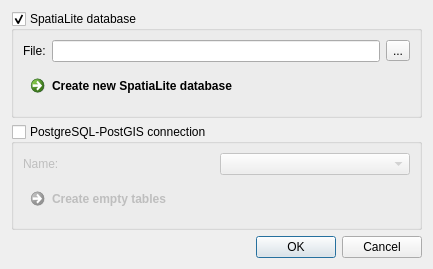
Qt form plugin/dbsetup_dialog_base.ui (IZSVenezie/VetEpiGIS-Group) before a commit.
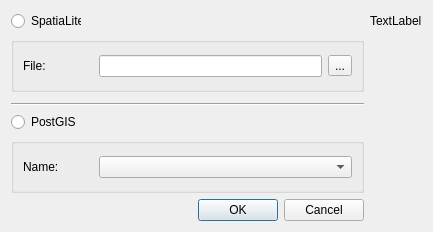
The same form after that commit.

Commit message: Update: Modify setup Working database tool

The edit to the form file:
```diff
--- a/plugin/dbsetup_dialog_base.ui
+++ b/plugin/dbsetup_dialog_base.ui
@@ -7,7 +7,7 @@
     <x>0</x>
     <y>0</y>
     <width>433</width>
-    <height>269</height>
+    <height>232</height>
    </rect>
   </property>
   <property name="windowTitle">
@@ -15,26 +15,80 @@
   </property>
   <layout class="QGridLayout" name="gridLayout_5">
    <item row="0" column="0">
-    <widget class="QGroupBox" name="groupBox">
+    <widget class="QRadioButton" name="radioButton_spatialbutton">
+     <property name="enabled">
+      <bool>true</bool>
+     </property>
+     <property name="maximumSize">
+      <size>
+       <width>70</width>
+       <height>16777215</height>
+      </size>
+     </property>
+     <property name="text">
+      <string>SpatiaLite</string>
+     </property>
+    </widget>
+   </item>
+   <item row="3" column="0">
+    <widget class="Line" name="line">
+     <property name="minimumSize">
+      <size>
+       <width>0</width>
+       <height>0</height>
+      </size>
+     </property>
+     <property name="orientation">
+      <enum>Qt::Horizontal</enum>
+     </property>
+    </widget>
+   </item>
+   <item row="4" column="0">
+    <widget class="QRadioButton" name="radioButton_postgis">
+     <property name="text">
+      <string>PostGIS</string>
+     </property>
+    </widget>
+   </item>
+   <item row="6" column="0">
+    <widget class="QDialogButtonBox" name="buttonBox">
+     <property name="orientation">
+      <enum>Qt::Horizontal</enum>
+     </property>
+     <property name="standardButtons">
+      <set>QDialogButtonBox::Cancel|QDialogButtonBox::Ok</set>
+     </property>
+    </widget>
+   </item>
+   <item row="0" column="1">
+    <widget class="QLabel" name="label">
+     <property name="text">
+      <string>TextLabel</string>
+     </property>
+    </widget>
+   </item>
+   <item row="1" column="0">
+    <widget class="QGroupBox" name="groupBox_spatialite">
+     <property name="enabled">
+      <bool>true</bool>
+     </property>
+     <property name="font">
+      <font>
+       <kerning>true</kerning>
+      </font>
+     </property>
      <property name="title">
-      <string>SpatiaLite database</string>
+      <string/>
      </property>
      <property name="checkable">
-      <bool>true</bool>
+      <bool>false</bool>
      </property>
      <property name="checked">
-      <bool>true</bool>
+      <bool>false</bool>
      </property>
      <layout class="QGridLayout" name="gridLayout_4">
-      <item row="0" column="0">
+      <item row="1" column="0">
        <layout class="QGridLayout" name="gridLayout">
-        <item row="0" column="0">
-         <widget class="QLabel" name="label_9">
-          <property name="text">
-           <string>File:</string>
-          </property>
-         </widget>
-        </item>
         <item row="0" column="1">
          <widget class="QLineEdit" name="lineEdit">
           <property name="readOnly">
@@ -49,25 +103,37 @@
           </property>
          </widget>
         </item>
+        <item row="0" column="0">
+         <widget class="QLabel" name="label_file">
+          <property name="minimumSize">
+           <size>
+            <width>70</width>
+            <height>0</height>
+           </size>
+          </property>
+          <property name="maximumSize">
+           <size>
+            <width>70</width>
+            <height>16777215</height>
+           </size>
+          </property>
+          <property name="text">
+           <string>File:</string>
+          </property>
+         </widget>
+        </item>
        </layout>
       </item>
-      <item row="1" column="0">
-       <widget class="QCommandLinkButton" name="commandLinkButton">
-        <property name="text">
-         <string>Create new SpatiaLite database</string>
-        </property>
-       </widget>
-      </item>
      </layout>
     </widget>
    </item>
-   <item row="1" column="0">
+   <item row="5" column="0">
     <widget class="QGroupBox" name="groupBox_2">
      <property name="title">
-      <string>PostgreSQL-PostGIS connection</string>
+      <string/>
      </property>
      <property name="checkable">
-      <bool>true</bool>
+      <bool>false</bool>
      </property>
      <property name="checked">
       <bool>false</bool>
@@ -86,7 +152,13 @@
          </widget>
         </item>
         <item row="0" column="0">
-         <widget class="QLabel" name="label_8">
+         <widget class="QLabel" name="label_name_pg_db">
+          <property name="maximumSize">
+           <size>
+            <width>70</width>
+            <height>16777215</height>
+           </size>
+          </property>
           <property name="text">
            <string>Name:</string>
           </property>
@@ -94,25 +166,24 @@
         </item>
        </layout>
       </item>
-      <item row="1" column="0">
-       <widget class="QCommandLinkButton" name="commandLinkButton_2">
-        <property name="text">
-         <string>Create empty tables</string>
-        </property>
-       </widget>
-      </item>
      </layout>
     </widget>
    </item>
    <item row="2" column="0">
-    <widget class="QDialogButtonBox" name="buttonBox">
+    <spacer name="verticalSpacer">
      <property name="orientation">
-      <enum>Qt::Horizontal</enum>
+      <enum>Qt::Vertical</enum>
      </property>
-     <property name="standardButtons">
-      <set>QDialogButtonBox::Cancel|QDialogButtonBox::Ok</set>
+     <property name="sizeType">
+      <enum>QSizePolicy::Fixed</enum>
      </property>
-    </widget>
+     <property name="sizeHint" stdset="0">
+      <size>
+       <width>20</width>
+       <height>5</height>
+      </size>
+     </property>
+    </spacer>
    </item>
   </layout>
  </widget>
```
Left out of the diff: 6 changed lines with no effect on the pictures. The commit also changes 5 other files.
